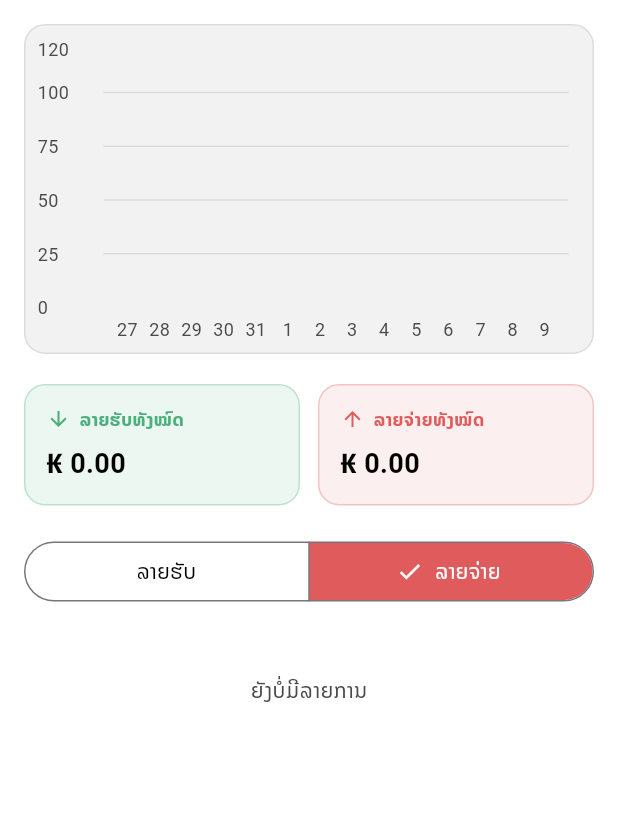
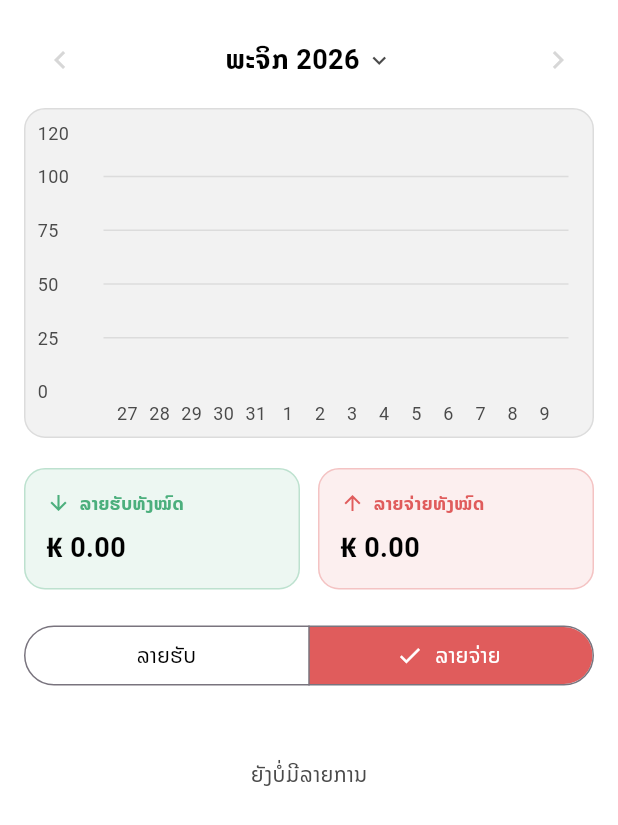
Before and after one commit to Kitsanaz-dev/kipp, a Flutter app: the ExpenseScreen widget shown alone on an empty page, opened directly, on a phone screen of 412 x 824 dp. Shown: the top 825 px of the screen. Run offline on Flutter 3.47's test engine with Material 3 defaults, Android fonts, the phone set to English and light mode, and no system bars; drawn by our look-alikes of fl_chart; our stand-ins replace camera, dio, flutter_dotenv, flutter_riverpod, flutter_secure_storage, flutter_svg and 12 more; missing offline and left inert: liquid_glass_renderer; accounts and stored records are empty; generated files the repository leaves out were written again; network calls fail.

Commit message:
feat(expense): add selected-month state to ExpenseScreen
Holds the selected DateRange month (defaults to the current month) and shows
the MonthSwitcher bounded by earliestExpenseMonth and the current month.
Screen data is bound to it in the next commit.

Co-Authored-By: Claude Opus 5.5 <noreply@anthropic.com>

```diff
--- a/lib/features/expense/presentation/screens/expense_screen.dart
+++ b/lib/features/expense/presentation/screens/expense_screen.dart
@@ -2,9 +2,11 @@
 import 'package:flutter/material.dart';
 import 'package:flutter_riverpod/flutter_riverpod.dart';
 import 'package:kipp/core/extensions/build_context_ext.dart';
+import 'package:kipp/features/expense/domain/value_objects/date_range.dart';
 import 'package:kipp/features/expense/presentation/providers/expense_provider.dart';
 import 'package:kipp/features/expense/presentation/widgets/daily_bar_chart.dart';
 import 'package:kipp/features/expense/presentation/widgets/grouped_transaction_list.dart';
+import 'package:kipp/features/expense/presentation/widgets/month_switcher.dart';
 import 'package:kipp/features/expense/presentation/widgets/total_card.dart';
 
 class ExpenseScreen extends ConsumerStatefulWidget {
@@ -16,6 +18,7 @@ class ExpenseScreen extends ConsumerStatefulWidget {
 
 class _ExpenseScreenState extends ConsumerState<ExpenseScreen> {
   bool _showIncome = false;
+  DateRange _month = DateRange.month(DateTime.now());
 
   @override
   Widget build(BuildContext context) {
@@ -33,6 +36,13 @@ class _ExpenseScreenState extends ConsumerState<ExpenseScreen> {
         child: Column(
           crossAxisAlignment: CrossAxisAlignment.stretch,
           children: [
+            MonthSwitcher(
+              month: _month,
+              first: ref.watch(earliestExpenseMonthProvider),
+              last: DateTime.now(),
+              onChanged: (month) => setState(() => _month = month),
+            ),
+            const SizedBox(height: 8),
             DailyBarChart(data: chartData),
             const SizedBox(height: 20),
             Row(
```
